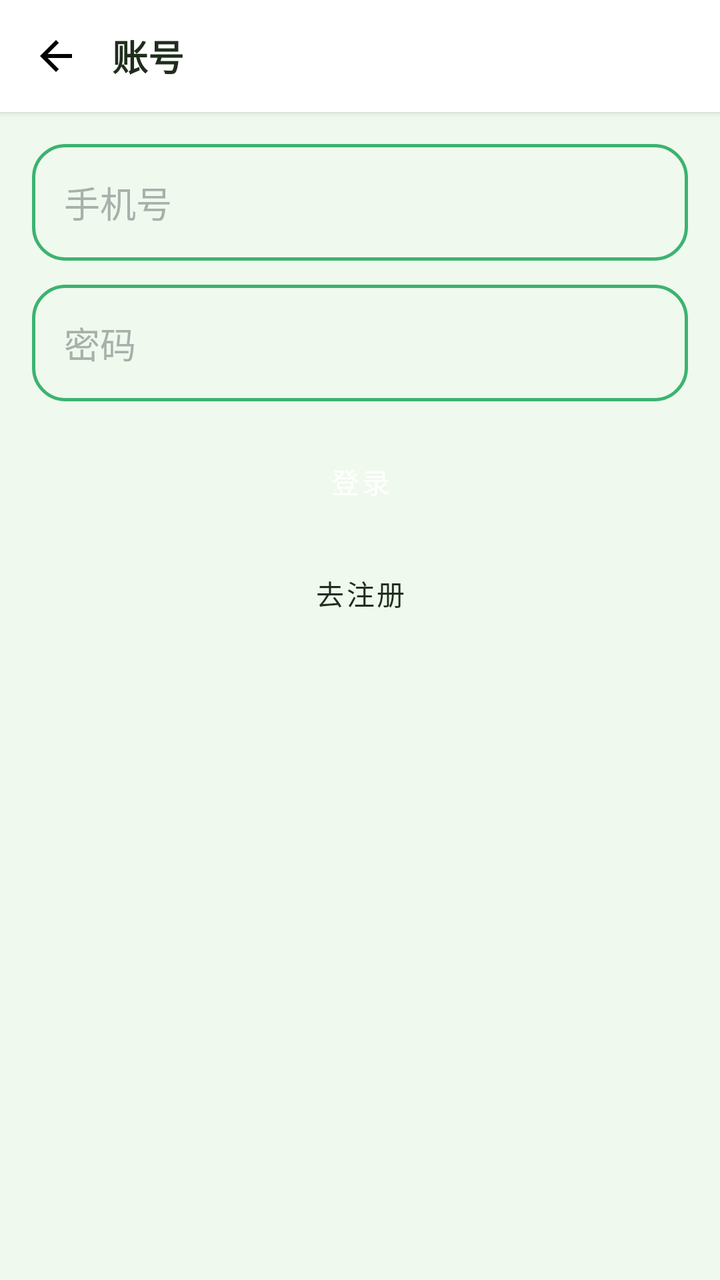
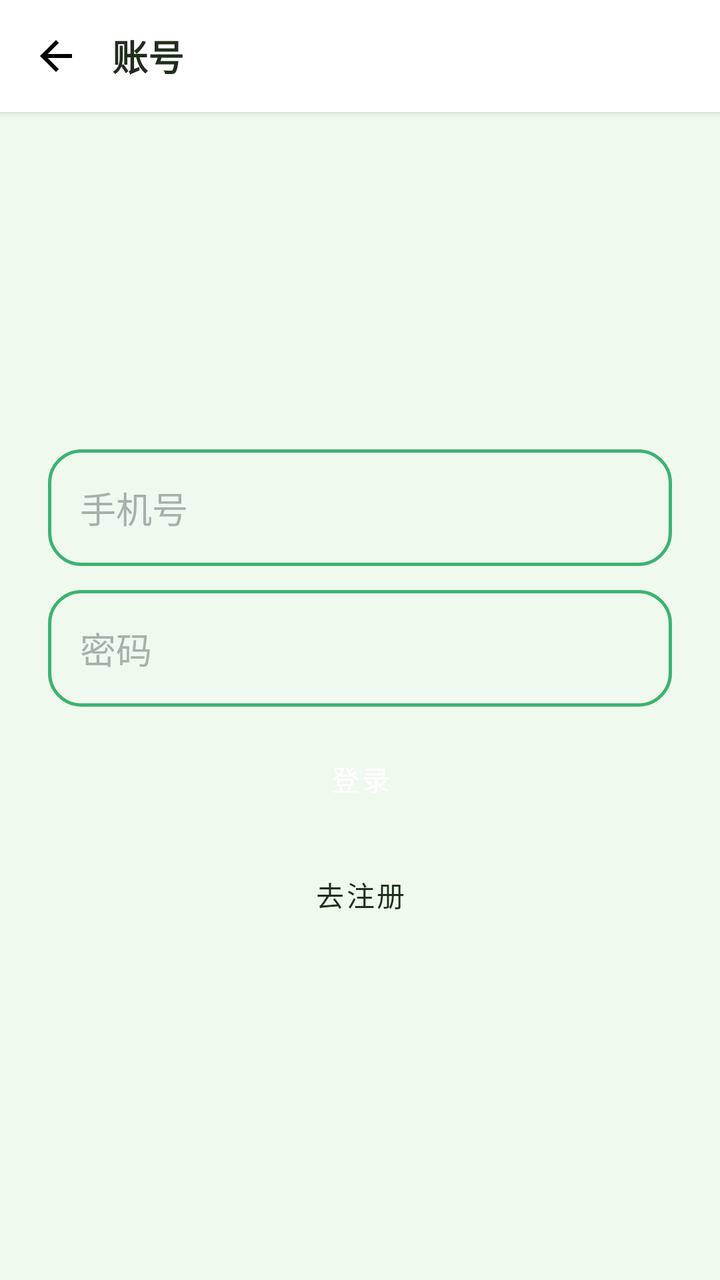

An Android layout rendered at two revisions. The XML below is the earlier revision; the diff shows what the commit changed to produce the second picture.
<!-- AndroidManifest.xml: application theme Theme.EtradeAndroid -->
<!-- res/layout/activity_login.xml -->
<?xml version="1.0" encoding="utf-8"?>
<LinearLayout xmlns:android="http://schemas.android.com/apk/res/android"
    android:layout_width="match_parent"
    android:layout_height="match_parent"
    android:orientation="vertical"
    android:background="@color/background_light">

    
    <LinearLayout android:layout_width="match_parent" android:layout_height="56dp"
        android:background="@color/background_white" android:gravity="center_vertical"
        android:paddingHorizontal="16dp" android:elevation="2dp">
        <ImageView android:id="@+id/iv_back" android:layout_width="24dp" android:layout_height="24dp"
            android:src="@drawable/ic_back" android:contentDescription="返回" />
        <TextView android:layout_width="wrap_content" android:layout_height="wrap_content"
            android:text="账号" android:textSize="18sp"
            android:textStyle="bold" android:textColor="@color/text_primary" android:layout_marginStart="16dp" />
    </LinearLayout>

    <ScrollView android:layout_width="match_parent" android:layout_height="0dp"
        android:layout_weight="1" android:padding="16dp">

        <LinearLayout android:layout_width="match_parent" android:layout_height="wrap_content"
            android:orientation="vertical">

            
            <EditText
                android:id="@+id/et_student_id"
                android:layout_width="match_parent"
                android:layout_height="wrap_content"
                android:hint="手机号"
                android:inputType="phone"
                android:background="@drawable/bg_input"
                android:padding="16dp"
                android:textColor="@color/text_primary"
                android:textColorHint="@color/text_hint" />

            
            <EditText
                android:id="@+id/et_password"
                android:layout_width="match_parent"
                android:layout_height="wrap_content"
                android:layout_marginTop="12dp"
                android:hint="密码"
                android:inputType="textPassword"
                android:background="@drawable/bg_input"
                android:padding="16dp"
                android:textColor="@color/text_primary"
                android:textColorHint="@color/text_hint" />

            
            <EditText
                android:id="@+id/et_confirm_password"
                android:layout_width="match_parent"
                android:layout_height="wrap_content"
                android:layout_marginTop="12dp"
                android:hint="确认密码"
                android:inputType="textPassword"
                android:visibility="gone"
                android:background="@drawable/bg_input"
                android:padding="16dp"
                android:textColor="@color/text_primary"
                android:textColorHint="@color/text_hint" />

            
            <EditText
                android:id="@+id/et_username"
                android:layout_width="match_parent"
                android:layout_height="wrap_content"
                android:layout_marginTop="12dp"
                android:hint="用户名"
                android:visibility="gone"
                android:background="@drawable/bg_input"
                android:padding="16dp"
                android:textColor="@color/text_primary"
                android:textColorHint="@color/text_hint" />

            
            <EditText
                android:id="@+id/et_phone"
                android:layout_width="match_parent"
                android:layout_height="wrap_content"
                android:layout_marginTop="12dp"
                android:hint="手机号"
                android:inputType="phone"
                android:visibility="gone"
                android:background="@drawable/bg_input"
                android:padding="16dp"
                android:textColor="@color/text_primary"
                android:textColorHint="@color/text_hint" />

            <Button
                android:id="@+id/btn_login"
                style="@style/PrimaryButton"
                android:layout_width="match_parent"
                android:layout_height="wrap_content"
                android:layout_marginTop="@dimen/spacing_medium"
                android:text="登录" />

            <Button
                android:id="@+id/btn_register"
                style="@style/SecondaryButton"
                android:layout_width="match_parent"
                android:layout_height="wrap_content"
                android:layout_marginTop="@dimen/spacing_small"
                android:text="去注册" />
        </LinearLayout>
    </ScrollView>
</LinearLayout>
<!-- resources referenced by this layout -->
<resources>
  <color name="background_light">#F0F9ED</color>
  <color name="background_white">#FFFFFF</color>
  <color name="text_hint">#A8B0AB</color>
  <color name="text_primary">#1F2E1C</color>
  <dimen name="spacing_medium">16dp</dimen>
  <dimen name="spacing_small">8dp</dimen>
  <!-- drawable bg_input (drawable) -->
  <?xml version="1.0" encoding="utf-8"?>
  <shape xmlns:android="http://schemas.android.com/apk/res/android">
      
      <solid android:color="@color/background_light" />
      
      <corners android:radius="16dp" />
      
      <stroke android:width="1.5dp" android:color="@color/primary_green_light" />
  </shape>
  <!-- drawable ic_back (drawable) -->
  <?xml version="1.0" encoding="utf-8"?>
  <vector xmlns:android="http://schemas.android.com/apk/res/android"
      android:width="24dp"
      android:height="24dp"
      android:viewportWidth="24"
      android:viewportHeight="24">
      <path
          android:fillColor="#000000"
          android:pathData="M20,11H7.83l5.59,-5.59L12,4l-8,8 8,8 1.41,-1.41L7.83,13H20v-2z"/>
  </vector>
  <style name="PrimaryButton" parent="Widget.MaterialComponents.Button">
          <item name="android:layout_width">match_parent</item>
          <item name="android:layout_height">wrap_content</item>
          <item name="android:minHeight">48dp</item>
          <item name="android:paddingTop">@dimen/btn_padding_vertical</item>
          <item name="android:paddingBottom">@dimen/btn_padding_vertical</item>
          <item name="android:paddingStart">@dimen/btn_padding_horizontal</item>
          <item name="android:paddingEnd">@dimen/btn_padding_horizontal</item>
          <item name="cornerRadius">@dimen/radius_full</item>
          <item name="backgroundTint">@color/primary_green</item>
          <item name="android:textColor">@color/white</item>
          <item name="android:textSize">@dimen/text_size_body</item>
          <item name="android:textAllCaps">false</item>
      </style>
  <style name="SecondaryButton" parent="Widget.MaterialComponents.Button.OutlinedButton">
          <item name="android:layout_width">match_parent</item>
          <item name="android:layout_height">wrap_content</item>
          <item name="android:minHeight">48dp</item>
          <item name="cornerRadius">@dimen/radius_full</item>
          <item name="strokeColor">@color/gray_300</item>
          <item name="android:textColor">@color/text_primary</item>
          <item name="android:textSize">@dimen/text_size_body</item>
          <item name="android:textAllCaps">false</item>
      </style>
  <style name="Theme.EtradeAndroid" parent="Base.Theme.EtradeAndroid" />
  <color name="primary_green_light">#3CB371</color>
  <dimen name="btn_padding_vertical">12dp</dimen>
  <dimen name="btn_padding_horizontal">24dp</dimen>
  <dimen name="radius_full">24dp</dimen>
  <color name="primary_green">#2E8B57</color>
  <color name="white">#FFFFFFFF</color>
  <dimen name="text_size_body">14sp</dimen>
  <color name="gray_300">#C8CECB</color>
  <color name="primary_green_dark">#267347</color>
  <color name="accent_yellow">#F7D44A</color>
  <style name="ShapeAppearance.Etrade.Small" parent="ShapeAppearance.Material3.SmallComponent">
          <item name="cornerFamily">rounded</item>
          <item name="cornerSize">12dp</item>
      </style>
  <style name="ShapeAppearance.Etrade.Medium" parent="ShapeAppearance.Material3.MediumComponent">
          <item name="cornerFamily">rounded</item>
          <item name="cornerSize">16dp</item>
      </style>
  <style name="ShapeAppearance.Etrade.Large" parent="ShapeAppearance.Material3.LargeComponent">
          <item name="cornerFamily">rounded</item>
          <item name="cornerSize">20dp</item>
      </style>
  <!-- unchanged entries left out for length: 1 -->
</resources>

<!-- the commit's change to res/layout/activity_login.xml (unified diff, before → after) -->
@@ -17,10 +17,12 @@
     </LinearLayout>
 
     <ScrollView android:layout_width="match_parent" android:layout_height="0dp"
-        android:layout_weight="1" android:padding="16dp">
+        android:layout_weight="1" android:fillViewport="true">
 
         <LinearLayout android:layout_width="match_parent" android:layout_height="wrap_content"
-            android:orientation="vertical">
+            android:orientation="vertical"
+            android:gravity="center"
+            android:padding="24dp">
 
             
             <EditText
@@ -32,76 +34,76 @@
                 android:background="@drawable/bg_input"
                 android:padding="16dp"
                 android:textColor="@color/text_primary"
-                android:textColorHint="@color/text_hint" />
+                android:textColorHint="@color/text_hint"
+                android:layout_marginBottom="12dp" />
 
             
             <EditText
                 android:id="@+id/et_password"
                 android:layout_width="match_parent"
                 android:layout_height="wrap_content"
-                android:layout_marginTop="12dp"
                 android:hint="密码"
                 android:inputType="textPassword"
                 android:background="@drawable/bg_input"
                 android:padding="16dp"
                 android:textColor="@color/text_primary"
-                android:textColorHint="@color/text_hint" />
+                android:textColorHint="@color/text_hint"
+                android:layout_marginBottom="12dp" />
 
             
             <EditText
                 android:id="@+id/et_confirm_password"
                 android:layout_width="match_parent"
                 android:layout_height="wrap_content"
-                android:layout_marginTop="12dp"
                 android:hint="确认密码"
                 android:inputType="textPassword"
                 android:visibility="gone"
                 android:background="@drawable/bg_input"
                 android:padding="16dp"
                 android:textColor="@color/text_primary"
-                android:textColorHint="@color/text_hint" />
+                android:textColorHint="@color/text_hint"
+                android:layout_marginBottom="12dp" />
 
             
             <EditText
                 android:id="@+id/et_username"
                 android:layout_width="match_parent"
                 android:layout_height="wrap_content"
-                android:layout_marginTop="12dp"
                 android:hint="用户名"
                 android:visibility="gone"
                 android:background="@drawable/bg_input"
                 android:padding="16dp"
                 android:textColor="@color/text_primary"
-                android:textColorHint="@color/text_hint" />
+                android:textColorHint="@color/text_hint"
+                android:layout_marginBottom="12dp" />
 
             
             <EditText
                 android:id="@+id/et_phone"
                 android:layout_width="match_parent"
                 android:layout_height="wrap_content"
-                android:layout_marginTop="12dp"
                 android:hint="手机号"
                 android:inputType="phone"
                 android:visibility="gone"
                 android:background="@drawable/bg_input"
                 android:padding="16dp"
                 android:textColor="@color/text_primary"
-                android:textColorHint="@color/text_hint" />
+                android:textColorHint="@color/text_hint"
+                android:layout_marginBottom="20dp" />
 
             <Button
                 android:id="@+id/btn_login"
                 style="@style/PrimaryButton"
                 android:layout_width="match_parent"
                 android:layout_height="wrap_content"
-                android:layout_marginTop="@dimen/spacing_medium"
-                android:text="登录" />
+                android:text="登录"
+                android:layout_marginBottom="10dp" />
 
             <Button
                 android:id="@+id/btn_register"
                 style="@style/SecondaryButton"
                 android:layout_width="match_parent"
                 android:layout_height="wrap_content"
-                android:layout_marginTop="@dimen/spacing_small"
                 android:text="去注册" />
         </LinearLayout>
     </ScrollView>
<!-- resource entries referenced after the edit -->
@@ -4,8 +4,6 @@
   <color name="background_white">#FFFFFF</color>
   <color name="text_hint">#A8B0AB</color>
   <color name="text_primary">#1F2E1C</color>
-  <dimen name="spacing_medium">16dp</dimen>
-  <dimen name="spacing_small">8dp</dimen>
   <!-- drawable bg_input (drawable) -->
   <?xml version="1.0" encoding="utf-8"?>
   <shape xmlns:android="http://schemas.android.com/apk/res/android">
